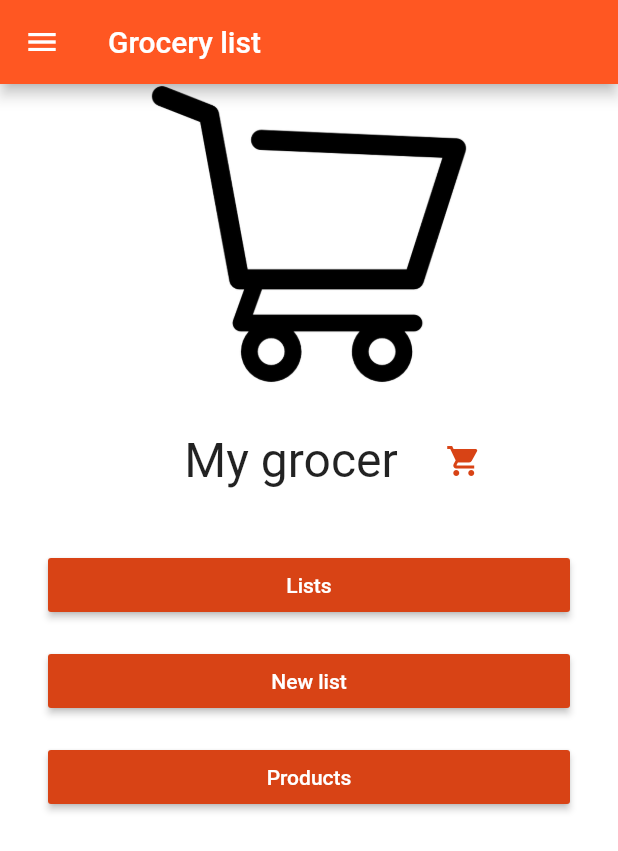
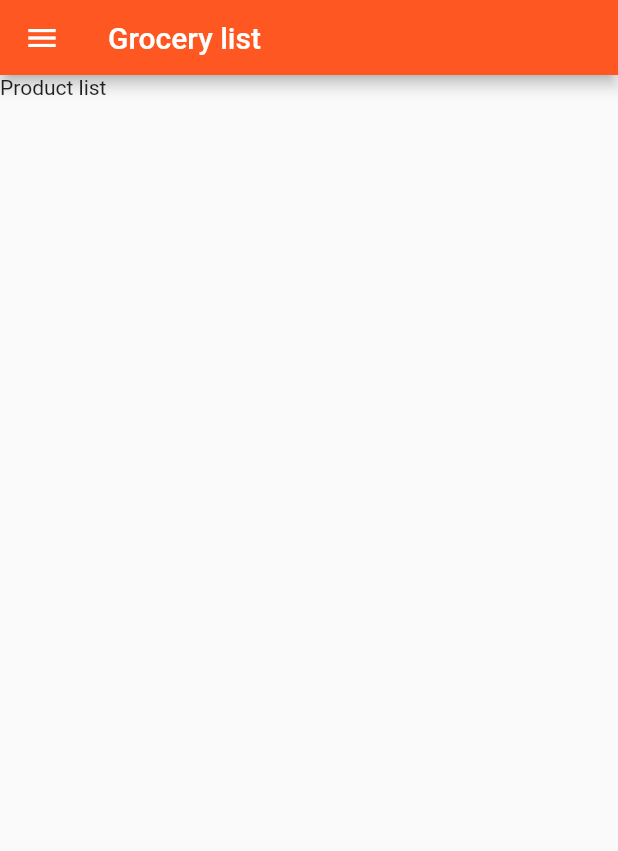
Before and after one commit to Nimor111/grocery-list, a Flutter app: the screen it shows after launch, after a tap on "Products", on a phone screen of 412 x 824 dp. Shown: the top 851 px of the screen. Run offline on Flutter 3.47's test engine with Material 2 defaults, Android fonts, the phone set to English and light mode, and no system bars.

Commit message:
Add reusable drawer and app bar, products widget

```diff
--- /dev/null
+++ b/lib/modules/core/components/GroceryBar.dart
@@ -0,0 +1,20 @@
+import 'package:flutter/material.dart';
+
+class GroceryBar extends StatelessWidget implements PreferredSizeWidget {
+
+  GroceryBar({@required this.title});
+
+  final String title;
+
+  @override
+  Widget build(BuildContext context) {
+    return AppBar(
+      title: Text(this.title),
+    );
+  }
+
+  @override
+  Size get preferredSize {
+    return new Size.fromHeight(50.0);
+  }
+}
--- /dev/null
+++ b/lib/modules/core/components/GroceryDrawer.dart
@@ -0,0 +1,40 @@
+import 'package:flutter/material.dart';
+
+class GroceryDrawer extends StatelessWidget {
+  @override
+  Widget build(BuildContext context) {
+    return SizedBox(
+      width: 200,
+      child: Drawer(
+        child: ListView(
+          padding: EdgeInsets.zero,
+          children: <Widget>[
+            Container(
+              height: 80.0,
+              child: DrawerHeader(
+                child: Container(
+                  padding: const EdgeInsets.all(0.0),
+                  child: Text(
+                    'Actions',
+                    style: TextStyle(color: Colors.white),
+                  ),
+                ),
+                decoration: BoxDecoration(
+                  color: Colors.deepOrange[800],
+                ),
+              ),
+            ),
+            ListTile(
+              title: Text('Item 1'),
+              onTap: () {},
+            ),
+            ListTile(
+              title: Text('Item 2'),
+              onTap: () {},
+            ),
+          ],
+        ),
+      ),
+    );
+  }
+}
--- a/lib/modules/home/components/Home.dart
+++ b/lib/modules/home/components/Home.dart
@@ -1,42 +1,10 @@
 import 'package:flutter/material.dart';
 
+import 'package:grocery_list/modules/core/components/GroceryBar.dart';
+import 'package:grocery_list/modules/core/components/GroceryDrawer.dart';
+import 'package:grocery_list/modules/products/containers/ProductContainer.dart';
+
 class Home extends StatelessWidget {
-  Widget _drawer() {
-    return SizedBox(
-      width: 200,
-      child: Drawer(
-        child: ListView(
-          padding: EdgeInsets.zero,
-          children: <Widget>[
-            Container(
-              height: 80.0,
-              child: DrawerHeader(
-                child: Container(
-                  padding: const EdgeInsets.all(0.0),
-                  child: Text(
-                    'Actions',
-                    style: TextStyle(color: Colors.white),
-                  ),
-                ),
-                decoration: BoxDecoration(
-                  color: Colors.deepOrange[800],
-                ),
-              ),
-            ),
-            ListTile(
-              title: Text('Item 1'),
-              onTap: () {},
-            ),
-            ListTile(
-              title: Text('Item 2'),
-              onTap: () {},
-            ),
-          ],
-        ),
-      ),
-    );
-  }
-
   Widget _logoSection(String image, double width, double height) {
     return Image.asset(image, width: width, height: height, fit: BoxFit.cover);
   }
@@ -75,20 +43,28 @@ class Home extends StatelessWidget {
     );
   }
 
+  void _pushProducts(context) {
+    Navigator.of(context).push(
+      new MaterialPageRoute<void>(
+        builder: (BuildContext context) {
+          return ProductContainer();
+        }
+      ),
+    );
+  }
+
   @override
   Widget build(BuildContext context) {
     return Scaffold(
-      drawer: _drawer(),
+      drawer: GroceryDrawer(),
       backgroundColor: Colors.white,
-      appBar: AppBar(
-        title: Text('Grocery list'),
-      ),
+      appBar: GroceryBar(title: 'Grocery list'),
       body: ListView(children: [
         _logoSection('images/shopping-cart.png', 300, 200),
         _titleSection('My grocer', Icons.shopping_cart, Colors.deepOrange[800]),
         _homeButtonSection('Lists', Colors.deepOrange[800], () => {}),
         _homeButtonSection('New list', Colors.deepOrange[800], () => {}),
-        _homeButtonSection('Products', Colors.deepOrange[800], () => {}),
+        _homeButtonSection('Products', Colors.deepOrange[800], () => _pushProducts(context)),
       ]),
     );
   }
--- /dev/null
+++ b/lib/modules/products/components/ProductList.dart
@@ -0,0 +1,15 @@
+import 'package:flutter/material.dart';
+
+import 'package:grocery_list/modules/core/components/GroceryBar.dart';
+import 'package:grocery_list/modules/core/components/GroceryDrawer.dart';
+
+class ProductList extends StatelessWidget {
+  @override
+  Widget build(BuildContext context) {
+    return Scaffold(
+      drawer: GroceryDrawer(),
+      appBar: GroceryBar(title: 'Grocery list'),
+      body: Text('Product list'),
+    );
+  }
+}
--- /dev/null
+++ b/lib/modules/products/containers/ProductContainer.dart
@@ -0,0 +1,15 @@
+import 'package:flutter/material.dart';
+
+import 'package:grocery_list/modules/products/components/ProductList.dart';
+
+class ProductContainer extends StatefulWidget {
+  @override
+  ProductState createState() => new ProductState();
+}
+
+class ProductState extends State<ProductContainer> {
+  @override
+  Widget build(BuildContext context) {
+    return ProductList();
+  }
+}
```
